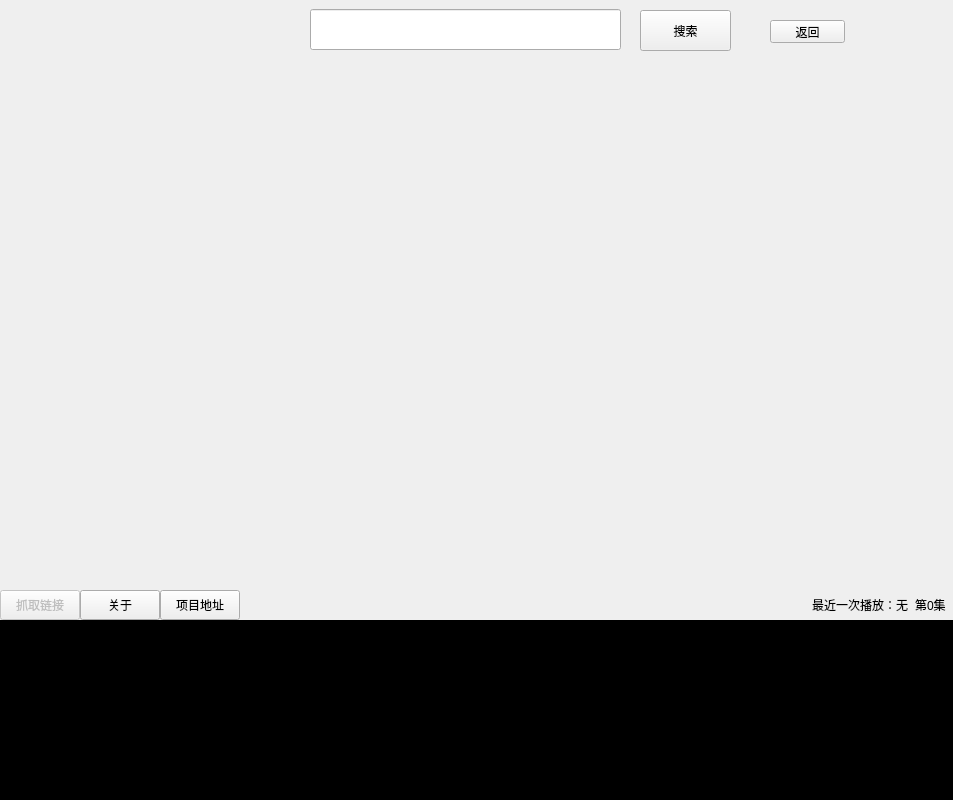
First picture: the form in ui/ui_designer/ui_file/forms/ui_form_mainForm.ui, repository tanyiqu/AnimeArtifactPro, before the edit.
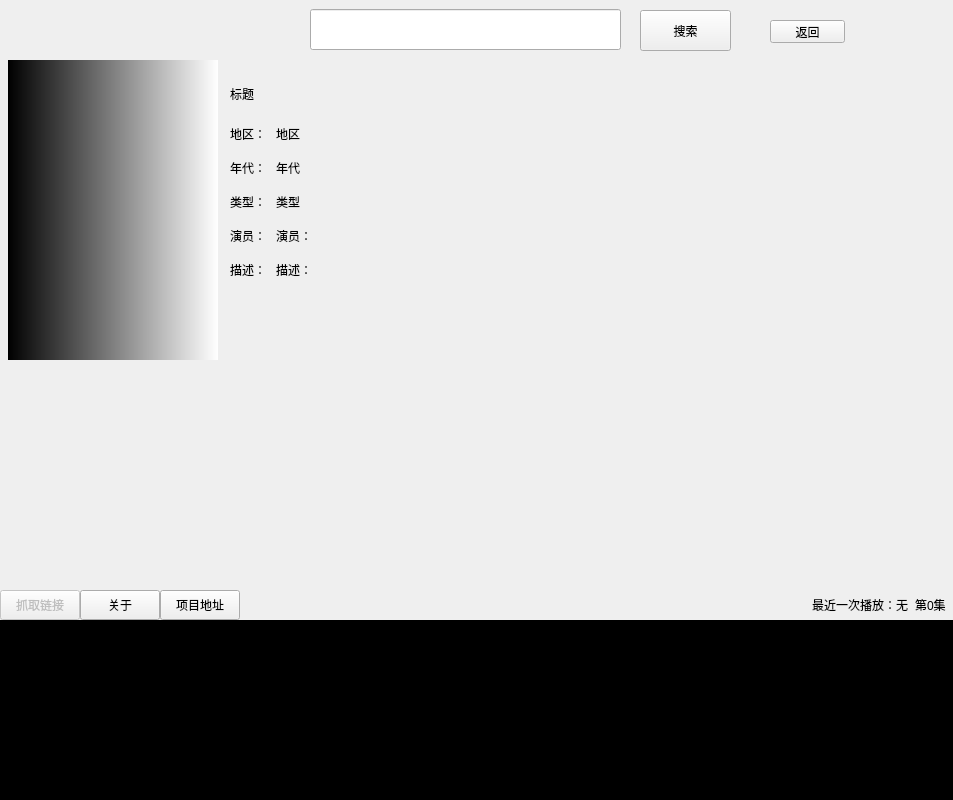
Second picture: the form after the edit. The open tabs and pages were chosen to show the change.

Diff of the .ui file:
```diff
--- a/ui/ui_designer/ui_file/forms/ui_form_mainForm.ui
+++ b/ui/ui_designer/ui_file/forms/ui_form_mainForm.ui
@@ -99,7 +99,294 @@
        </item>
       </layout>
      </widget>
-     <widget class="QWidget" name="pageDetail"/>
+     <widget class="QWidget" name="pageDetail">
+      <layout class="QGridLayout" name="gridLayout_5">
+       <property name="leftMargin">
+        <number>0</number>
+       </property>
+       <property name="topMargin">
+        <number>0</number>
+       </property>
+       <property name="rightMargin">
+        <number>0</number>
+       </property>
+       <property name="bottomMargin">
+        <number>0</number>
+       </property>
+       <property name="spacing">
+        <number>0</number>
+       </property>
+       <item row="0" column="0">
+        <widget class="QWidget" name="widgetTop_2" native="true">
+         <property name="minimumSize">
+          <size>
+           <width>0</width>
+           <height>300</height>
+          </size>
+         </property>
+         <property name="maximumSize">
+          <size>
+           <width>16777215</width>
+           <height>300</height>
+          </size>
+         </property>
+         <layout class="QGridLayout" name="gridLayout_6">
+          <property name="leftMargin">
+           <number>0</number>
+          </property>
+          <property name="topMargin">
+           <number>0</number>
+          </property>
+          <property name="rightMargin">
+           <number>0</number>
+          </property>
+          <property name="bottomMargin">
+           <number>0</number>
+          </property>
+          <property name="spacing">
+           <number>0</number>
+          </property>
+          <item row="0" column="2">
+           <widget class="QWidget" name="widgetDesc" native="true">
+            <property name="styleSheet">
+             <string notr="true"/>
+            </property>
+            <layout class="QGridLayout" name="gridLayout_7">
+             <property name="leftMargin">
+              <number>12</number>
+             </property>
+             <item row="0" column="0" colspan="2">
+              <widget class="QLabel" name="lblTitle">
+               <property name="minimumSize">
+                <size>
+                 <width>0</width>
+                 <height>50</height>
+                </size>
+               </property>
+               <property name="maximumSize">
+                <size>
+                 <width>16777215</width>
+                 <height>50</height>
+                </size>
+               </property>
+               <property name="styleSheet">
+                <string notr="true">font: 16pt &quot;微软雅黑&quot;;</string>
+               </property>
+               <property name="text">
+                <string>标题</string>
+               </property>
+               <property name="alignment">
+                <set>Qt::AlignLeading|Qt::AlignLeft|Qt::AlignVCenter</set>
+               </property>
+              </widget>
+             </item>
+             <item row="1" column="0">
+              <widget class="QLabel" name="label_5">
+               <property name="minimumSize">
+                <size>
+                 <width>40</width>
+                 <height>28</height>
+                </size>
+               </property>
+               <property name="maximumSize">
+                <size>
+                 <width>40</width>
+                 <height>28</height>
+                </size>
+               </property>
+               <property name="text">
+                <string>地区：</string>
+               </property>
+               <property name="alignment">
+                <set>Qt::AlignLeading|Qt::AlignLeft|Qt::AlignTop</set>
+               </property>
+              </widget>
+             </item>
+             <item row="1" column="1">
+              <widget class="QLabel" name="lblArea">
+               <property name="text">
+                <string>地区</string>
+               </property>
+               <property name="alignment">
+                <set>Qt::AlignLeading|Qt::AlignLeft|Qt::AlignTop</set>
+               </property>
+              </widget>
+             </item>
+             <item row="2" column="0">
+              <widget class="QLabel" name="label_7">
+               <property name="minimumSize">
+                <size>
+                 <width>0</width>
+                 <height>28</height>
+                </size>
+               </property>
+               <property name="maximumSize">
+                <size>
+                 <width>16777215</width>
+                 <height>28</height>
+                </size>
+               </property>
+               <property name="text">
+                <string>年代：</string>
+               </property>
+               <property name="alignment">
+                <set>Qt::AlignLeading|Qt::AlignLeft|Qt::AlignTop</set>
+               </property>
+              </widget>
+             </item>
+             <item row="2" column="1">
+              <widget class="QLabel" name="lblTime">
+               <property name="text">
+                <string>年代</string>
+               </property>
+               <property name="alignment">
+                <set>Qt::AlignLeading|Qt::AlignLeft|Qt::AlignTop</set>
+               </property>
+              </widget>
+             </item>
+             <item row="3" column="0">
+              <widget class="QLabel" name="label_6">
+               <property name="minimumSize">
+                <size>
+                 <width>0</width>
+                 <height>28</height>
+                </size>
+               </property>
+               <property name="maximumSize">
+                <size>
+                 <width>16777215</width>
+                 <height>28</height>
+                </size>
+               </property>
+               <property name="text">
+                <string>类型：</string>
+               </property>
+               <property name="alignment">
+                <set>Qt::AlignLeading|Qt::AlignLeft|Qt::AlignTop</set>
+               </property>
+              </widget>
+             </item>
+             <item row="3" column="1">
+              <widget class="QLabel" name="lblType">
+               <property name="text">
+                <string>类型</string>
+               </property>
+               <property name="alignment">
+                <set>Qt::AlignLeading|Qt::AlignLeft|Qt::AlignTop</set>
+               </property>
+              </widget>
+             </item>
+             <item row="4" column="0">
+              <widget class="QLabel" name="label_9">
+               <property name="minimumSize">
+                <size>
+                 <width>0</width>
+                 <height>28</height>
+                </size>
+               </property>
+               <property name="maximumSize">
+                <size>
+                 <width>16777215</width>
+                 <height>28</height>
+                </size>
+               </property>
+               <property name="text">
+                <string>演员：</string>
+               </property>
+               <property name="alignment">
+                <set>Qt::AlignLeading|Qt::AlignLeft|Qt::AlignTop</set>
+               </property>
+              </widget>
+             </item>
+             <item row="4" column="1">
+              <widget class="QLabel" name="lblStars">
+               <property name="text">
+                <string>演员：</string>
+               </property>
+               <property name="alignment">
+                <set>Qt::AlignLeading|Qt::AlignLeft|Qt::AlignTop</set>
+               </property>
+              </widget>
+             </item>
+             <item row="5" column="0">
+              <widget class="QLabel" name="label_10">
+               <property name="text">
+                <string>描述：</string>
+               </property>
+               <property name="alignment">
+                <set>Qt::AlignLeading|Qt::AlignLeft|Qt::AlignTop</set>
+               </property>
+              </widget>
+             </item>
+             <item row="5" column="1">
+              <widget class="QLabel" name="lblDesc">
+               <property name="styleSheet">
+                <string notr="true"/>
+               </property>
+               <property name="text">
+                <string>描述：</string>
+               </property>
+               <property name="alignment">
+                <set>Qt::AlignLeading|Qt::AlignLeft|Qt::AlignTop</set>
+               </property>
+              </widget>
+             </item>
+            </layout>
+           </widget>
+          </item>
+          <item row="0" column="1">
+           <widget class="QLabel" name="lblCover">
+            <property name="minimumSize">
+             <size>
+              <width>210</width>
+              <height>300</height>
+             </size>
+            </property>
+            <property name="maximumSize">
+             <size>
+              <width>210</width>
+              <height>300</height>
+             </size>
+            </property>
+            <property name="styleSheet">
+             <string notr="true">background-color: qlineargradient(spread:pad, x1:0, y1:0, x2:1, y2:0, stop:0 rgba(0, 0, 0, 255), stop:1 rgba(255, 255, 255, 255));</string>
+            </property>
+            <property name="text">
+             <string/>
+            </property>
+           </widget>
+          </item>
+          <item row="0" column="0">
+           <widget class="QLabel" name="label_3">
+            <property name="minimumSize">
+             <size>
+              <width>8</width>
+              <height>0</height>
+             </size>
+            </property>
+            <property name="maximumSize">
+             <size>
+              <width>8</width>
+              <height>16777215</height>
+             </size>
+            </property>
+            <property name="text">
+             <string/>
+            </property>
+           </widget>
+          </item>
+         </layout>
+        </widget>
+       </item>
+       <item row="1" column="0">
+        <widget class="QWidget" name="widgetBottom" native="true">
+         <property name="styleSheet">
+          <string notr="true"/>
+         </property>
+        </widget>
+       </item>
+      </layout>
+     </widget>
      <widget class="QWidget" name="pageNoResult">
       <widget class="QLabel" name="label_2">
        <property name="geometry">
```
Left out of the diff: 6 changed lines with no effect on the pictures.
